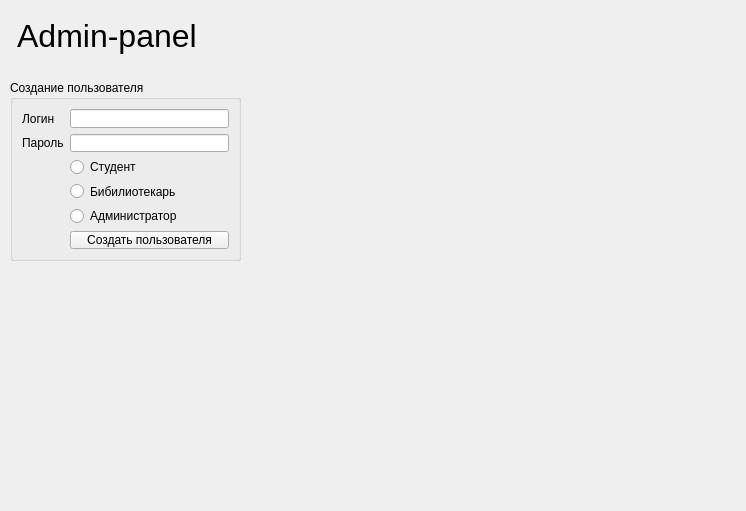
Qt form adminform.ui (sudovag3/mstu-work-qt) before a commit.
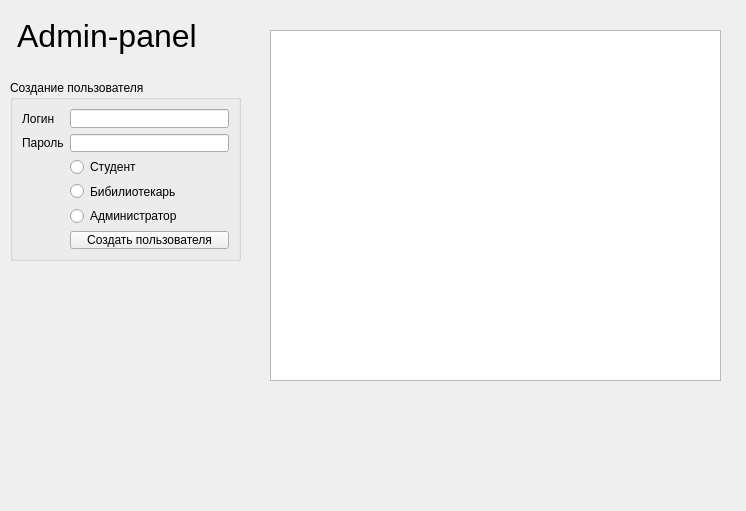
The same form after that commit.

The edit to the form file:
```diff
--- a/adminform.ui
+++ b/adminform.ui
@@ -110,6 +110,16 @@
     </item>
    </layout>
   </widget>
+  <widget class="QListWidget" name="userListWidget">
+   <property name="geometry">
+    <rect>
+     <x>270</x>
+     <y>30</y>
+     <width>451</width>
+     <height>351</height>
+    </rect>
+   </property>
+  </widget>
  </widget>
  <resources/>
  <connections/>
```
Left out of the diff: 8 changed lines with no effect on the pictures.
